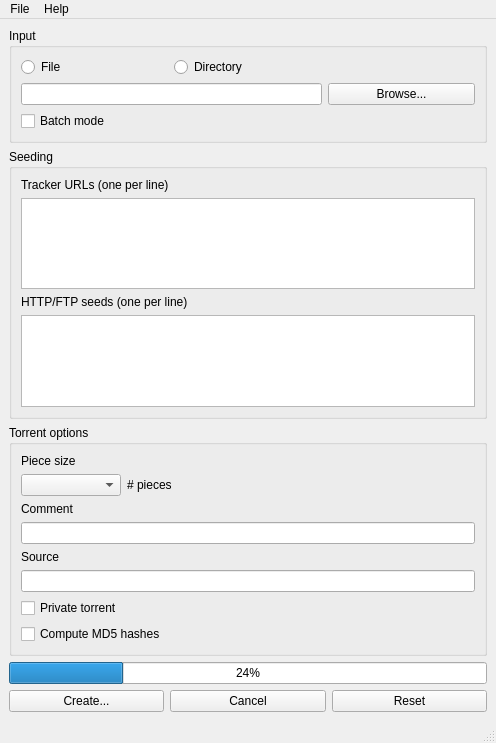
Qt form dottorrentGUI/mainwindow.ui (kz26/dottorrent-gui) before a commit.
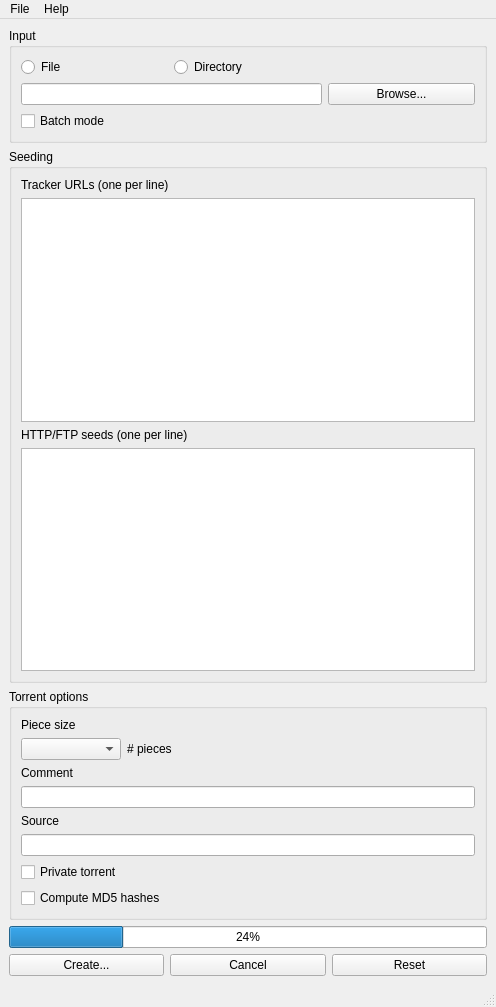
The same form after that commit.

```diff
--- a/dottorrentGUI/mainwindow.ui
+++ b/dottorrentGUI/mainwindow.ui
@@ -7,7 +7,7 @@
     <x>0</x>
     <y>0</y>
     <width>496</width>
-    <height>743</height>
+    <height>1007</height>
    </rect>
   </property>
   <property name="windowTitle">
```
Left out of the diff: 8 changed lines with no effect on the pictures.
